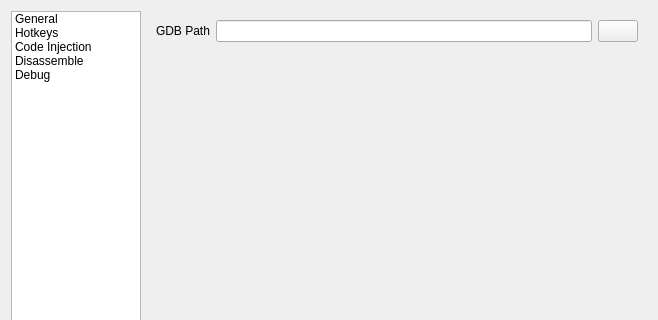
Old version of the form GUI/SettingsDialog.ui in the repository korcankaraokcu/PINCE; both pictures show x 0 to 658 and y 0 to 320 of the 658 by 559 pixel window.
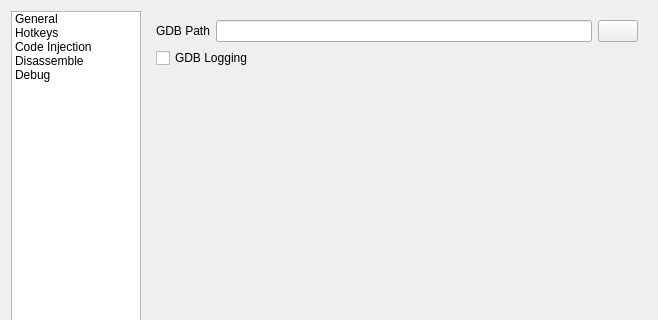
New version of the form. The open tabs and pages were chosen to show the change.

Commit message: Add ability to toggle GDB logging Refactor logging system

```diff
--- a/GUI/SettingsDialog.ui
+++ b/GUI/SettingsDialog.ui
@@ -514,6 +514,13 @@
                </item>
               </layout>
              </item>
+             <item>
+              <widget class="QCheckBox" name="checkBox_GDBLogging">
+               <property name="text">
+                <string>GDB Logging</string>
+               </property>
+              </widget>
+             </item>
              <item>
               <spacer name="verticalSpacer_5">
                <property name="orientation">
```
The commit also changes 6 other files.
